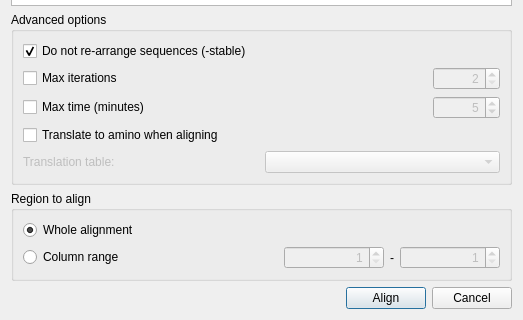
Before: the Qt Designer form src/plugins_3rdparty/umuscle/src/ui/MuscleAlignDialog.ui in violethaze74/ugene, drawn with Qt 5; both pictures show x 0 to 523 and y 206 to 526 of the 523 by 526 pixel window.
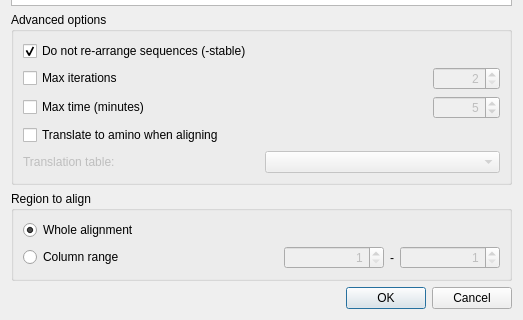
After: the same form once the commit is applied.

Commit message: Help system for all dialogs, UI improvements for all dialogs.

What changed in the file:
```diff
--- a/src/plugins_3rdparty/umuscle/src/ui/MuscleAlignDialog.ui
+++ b/src/plugins_3rdparty/umuscle/src/ui/MuscleAlignDialog.ui
@@ -362,42 +362,15 @@
        </layout>
       </widget>
      </item>
-     <item>
-      <layout class="QGridLayout" name="gridLayout_13">
-       <item row="0" column="0">
-        <spacer name="horizontalSpacer">
-         <property name="orientation">
-          <enum>Qt::Horizontal</enum>
-         </property>
-         <property name="sizeHint" stdset="0">
-          <size>
-           <width>40</width>
-           <height>20</height>
-          </size>
-         </property>
-        </spacer>
-       </item>
-       <item row="0" column="1">
-        <widget class="QPushButton" name="alignButton">
-         <property name="text">
-          <string>Align</string>
-         </property>
-         <property name="default">
-          <bool>true</bool>
-         </property>
-        </widget>
-       </item>
-       <item row="0" column="2">
-        <widget class="QPushButton" name="cancelButton">
-         <property name="text">
-          <string>Cancel</string>
-         </property>
-        </widget>
-       </item>
-      </layout>
-     </item>
     </layout>
    </item>
+   <item>
+    <widget class="QDialogButtonBox" name="buttonBox">
+     <property name="standardButtons">
+      <set>QDialogButtonBox::Cancel|QDialogButtonBox::Ok</set>
+     </property>
+    </widget>
+   </item>
   </layout>
  </widget>
  <resources/>
```
Left out of the diff: 64 changed lines with no effect on the pictures. The commit also changes 309 other files.
